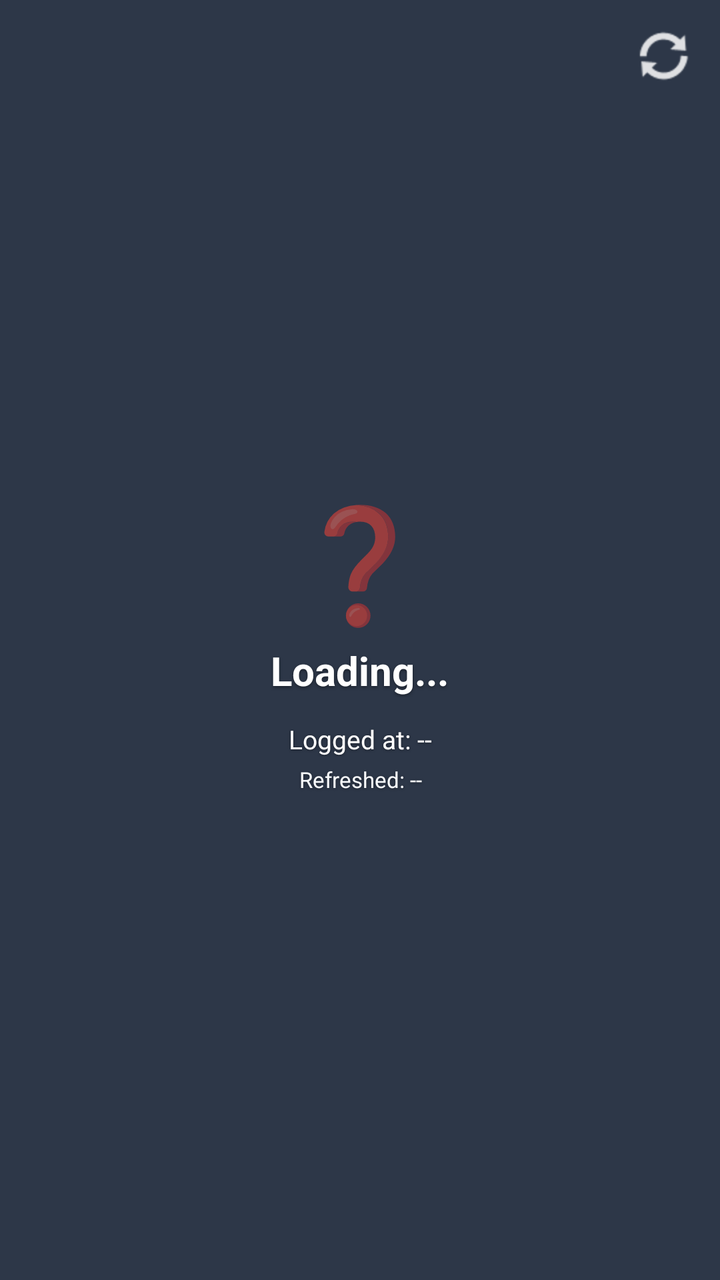
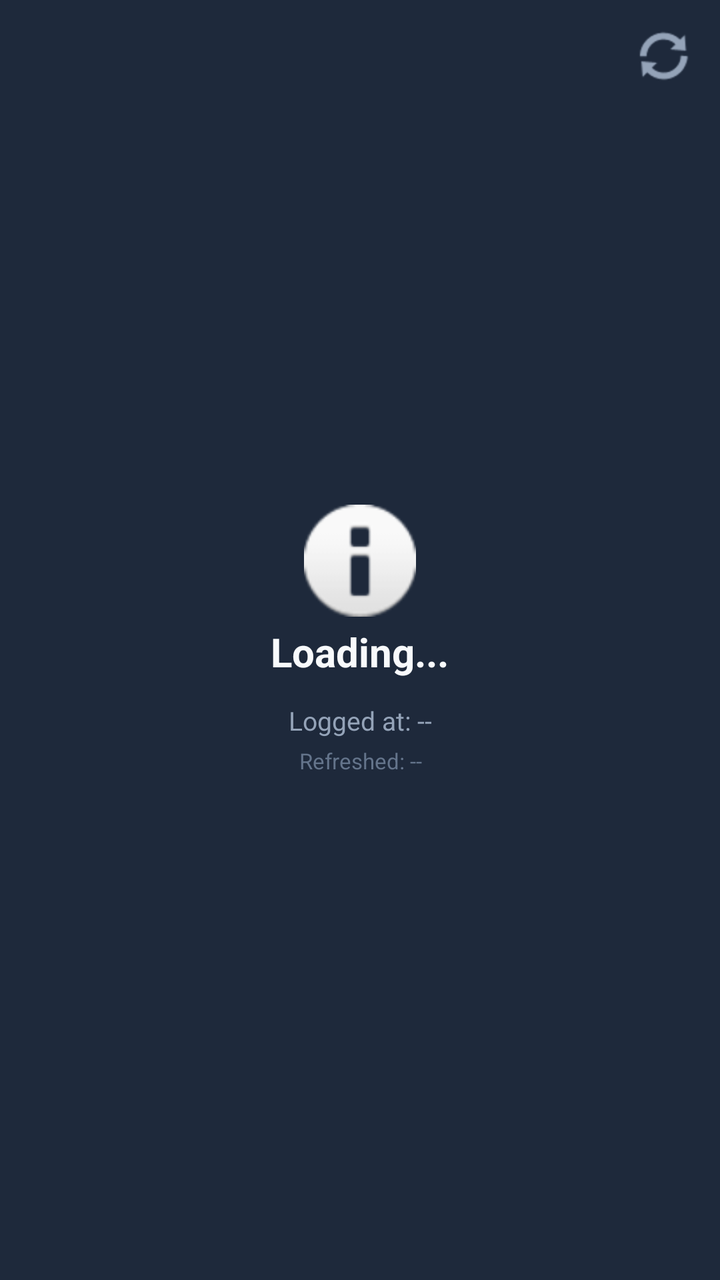

Compare the two renders of this Android layout. The source of the first and the diff that turns it into the second are given below.
<!-- AndroidManifest.xml: application theme AppTheme -->
<!-- res/layout/latest_mood_widget.xml -->
<?xml version="1.0" encoding="utf-8"?>
<RelativeLayout xmlns:android="http://schemas.android.com/apk/res/android"
    android:id="@+id/widget_root_layout"
    android:layout_width="match_parent"
    android:layout_height="match_parent"
    android:padding="12dp"
    android:background="#2D3748">

    
    <ImageButton
        android:id="@+id/widget_refresh_button"
        android:layout_width="32dp"
        android:layout_height="32dp"
        android:layout_alignParentEnd="true"
        android:layout_alignParentTop="true"
        android:background="?android:attr/selectableItemBackgroundBorderless"
        android:src="@android:drawable/ic_popup_sync"
        android:tint="#FFFFFF"
        android:alpha="0.85"
        android:contentDescription="Refresh Data" />

    
    <LinearLayout
        android:layout_width="match_parent"
        android:layout_height="wrap_content"
        android:layout_centerInParent="true"
        android:gravity="center"
        android:orientation="vertical">

        <TextView
            android:id="@+id/widget_mood_emoji"
            android:layout_width="wrap_content"
            android:layout_height="wrap_content"
            android:layout_marginBottom="4dp"
            android:text="❓"
            android:textSize="56sp" />

        <TextView
            android:id="@+id/widget_mood_text"
            android:layout_width="wrap_content"
            android:layout_height="wrap_content"
            android:layout_marginBottom="12dp"
            android:text="Loading..."
            android:textColor="#FFFFFF"
            android:shadowColor="#66000000"
            android:shadowDx="0"
            android:shadowDy="2"
            android:shadowRadius="4"
            android:textSize="20sp"
            android:textStyle="bold" />

        <TextView
            android:id="@+id/widget_time_logged"
            android:layout_width="match_parent"
            android:layout_height="wrap_content"
            android:layout_marginBottom="4dp"
            android:gravity="center"
            android:text="Logged at: --"
            android:textColor="#FFFFFF"
            android:shadowColor="#66000000"
            android:shadowDx="0"
            android:shadowDy="1"
            android:shadowRadius="3"
            android:textSize="13sp" />

        <TextView
            android:id="@+id/widget_last_updated"
            android:layout_width="match_parent"
            android:layout_height="wrap_content"
            android:gravity="center"
            android:text="Refreshed: --"
            android:textColor="#F8FAFC"
            android:shadowColor="#66000000"
            android:shadowDx="0"
            android:shadowDy="1"
            android:shadowRadius="3"
            android:textSize="11sp" />

    </LinearLayout>
</RelativeLayout>
<!-- resources referenced by this layout -->
<resources>
  <style name="AppTheme" parent="Theme.AppCompat.Light.DarkActionBar">
          
          <item name="colorPrimary">@color/colorPrimary</item>
          <item name="colorPrimaryDark">@color/colorPrimaryDark</item>
          <item name="colorAccent">@color/colorAccent</item>
      </style>
</resources>

<!-- the commit's change to res/layout/latest_mood_widget.xml (unified diff, before → after) -->
@@ -4,7 +4,7 @@
     android:layout_width="match_parent"
     android:layout_height="match_parent"
     android:padding="12dp"
-    android:background="#2D3748">
+    android:background="#1E293B">
 
     
     <ImageButton
@@ -15,8 +15,7 @@
         android:layout_alignParentTop="true"
         android:background="?android:attr/selectableItemBackgroundBorderless"
         android:src="@android:drawable/ic_popup_sync"
-        android:tint="#FFFFFF"
-        android:alpha="0.85"
+        android:tint="#94A3B8"
         android:contentDescription="Refresh Data" />
 
     
@@ -27,13 +26,12 @@
         android:gravity="center"
         android:orientation="vertical">
 
-        <TextView
-            android:id="@+id/widget_mood_emoji"
-            android:layout_width="wrap_content"
-            android:layout_height="wrap_content"
+        <ImageView
+            android:id="@+id/widget_mood_icon"
+            android:layout_width="56dp"
+            android:layout_height="56dp"
             android:layout_marginBottom="4dp"
-            android:text="❓"
-            android:textSize="56sp" />
+            android:src="@android:drawable/ic_dialog_info" />
 
         <TextView
             android:id="@+id/widget_mood_text"
@@ -41,11 +39,7 @@
             android:layout_height="wrap_content"
             android:layout_marginBottom="12dp"
             android:text="Loading..."
-            android:textColor="#FFFFFF"
-            android:shadowColor="#66000000"
-            android:shadowDx="0"
-            android:shadowDy="2"
-            android:shadowRadius="4"
+            android:textColor="#F8FAFC"
             android:textSize="20sp"
             android:textStyle="bold" />
 
@@ -56,11 +50,7 @@
             android:layout_marginBottom="4dp"
             android:gravity="center"
             android:text="Logged at: --"
-            android:textColor="#FFFFFF"
-            android:shadowColor="#66000000"
-            android:shadowDx="0"
-            android:shadowDy="1"
-            android:shadowRadius="3"
+            android:textColor="#94A3B8"
             android:textSize="13sp" />
 
         <TextView
@@ -69,11 +59,7 @@
             android:layout_height="wrap_content"
             android:gravity="center"
             android:text="Refreshed: --"
-            android:textColor="#F8FAFC"
-            android:shadowColor="#66000000"
-            android:shadowDx="0"
-            android:shadowDy="1"
-            android:shadowRadius="3"
+            android:textColor="#64748B"
             android:textSize="11sp" />
 
     </LinearLayout>
